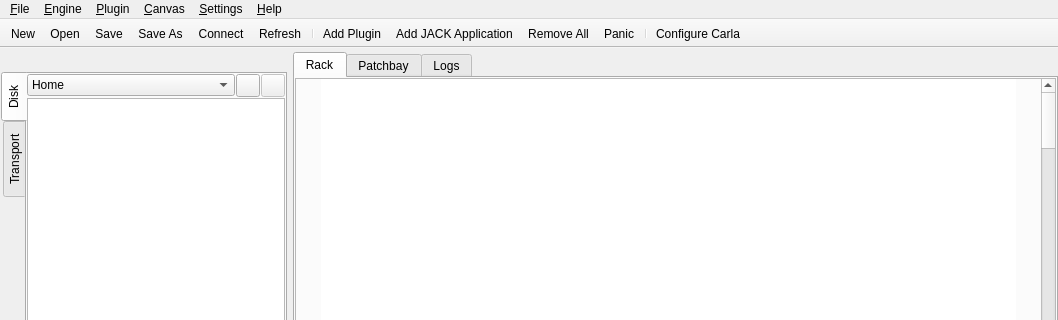
The window that resources/ui/carla_host.ui (falkTX/Carla) describes before a commit, drawn with Qt 5; both pictures show x 0 to 1058 and y 0 to 320 of the 1058 by 716 pixel window.
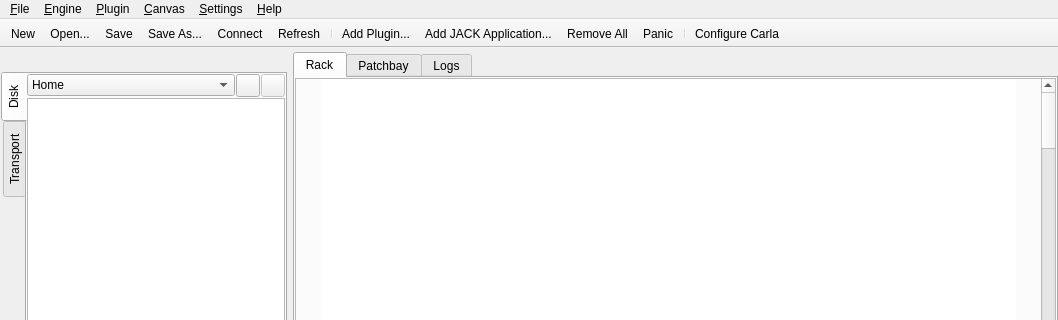
The same window after the commit. Icons and pictures are not drawn. Custom widgets are drawn as their Qt base class.

Commit message: Visual consistency; Remove animations showing a plugin at a time

What changed in the file:
```diff
--- a/resources/ui/carla_host.ui
+++ b/resources/ui/carla_host.ui
@@ -809,6 +809,12 @@
    <property name="text">
     <string>&amp;Open...</string>
    </property>
+   <property name="iconText">
+    <string>Open...</string>
+   </property>
+   <property name="toolTip">
+    <string>Open...</string>
+   </property>
    <property name="shortcut">
     <string>Ctrl+O</string>
    </property>
@@ -833,6 +839,12 @@
    <property name="text">
     <string>Save &amp;As...</string>
    </property>
+   <property name="iconText">
+    <string>Save As...</string>
+   </property>
+   <property name="toolTip">
+    <string>Save As...</string>
+   </property>
    <property name="shortcut">
     <string>Ctrl+Shift+S</string>
    </property>
@@ -893,6 +905,12 @@
    <property name="text">
     <string>Add Plugin...</string>
    </property>
+   <property name="iconText">
+    <string>Add Plugin...</string>
+   </property>
+   <property name="toolTip">
+    <string>Add Plugin...</string>
+   </property>
   </action>
   <action name="act_plugin_remove_all">
    <property name="icon">
@@ -1225,6 +1243,12 @@
    <property name="text">
     <string>Add &amp;JACK Application</string>
    </property>
+   <property name="iconText">
+    <string>Add JACK Application...</string>
+   </property>
+   <property name="toolTip">
+    <string>Add JACK Application...</string>
+   </property>
   </action>
   <action name="act_plugin_add_jack">
    <property name="icon">
```
The commit also changes 2 other files.
